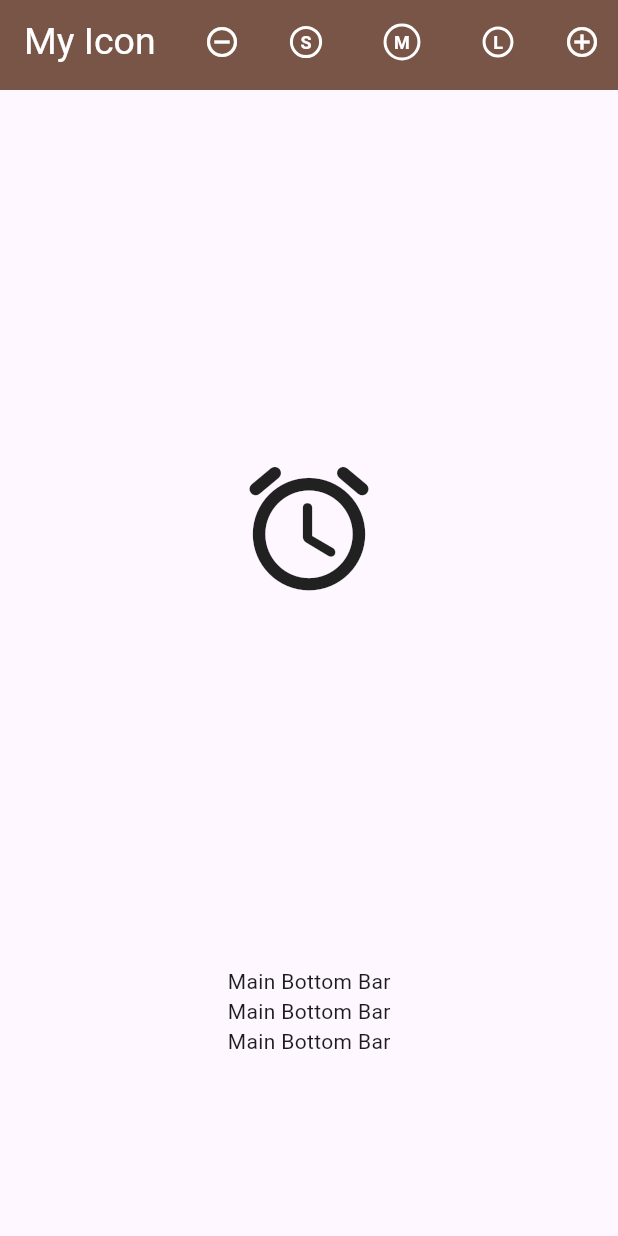
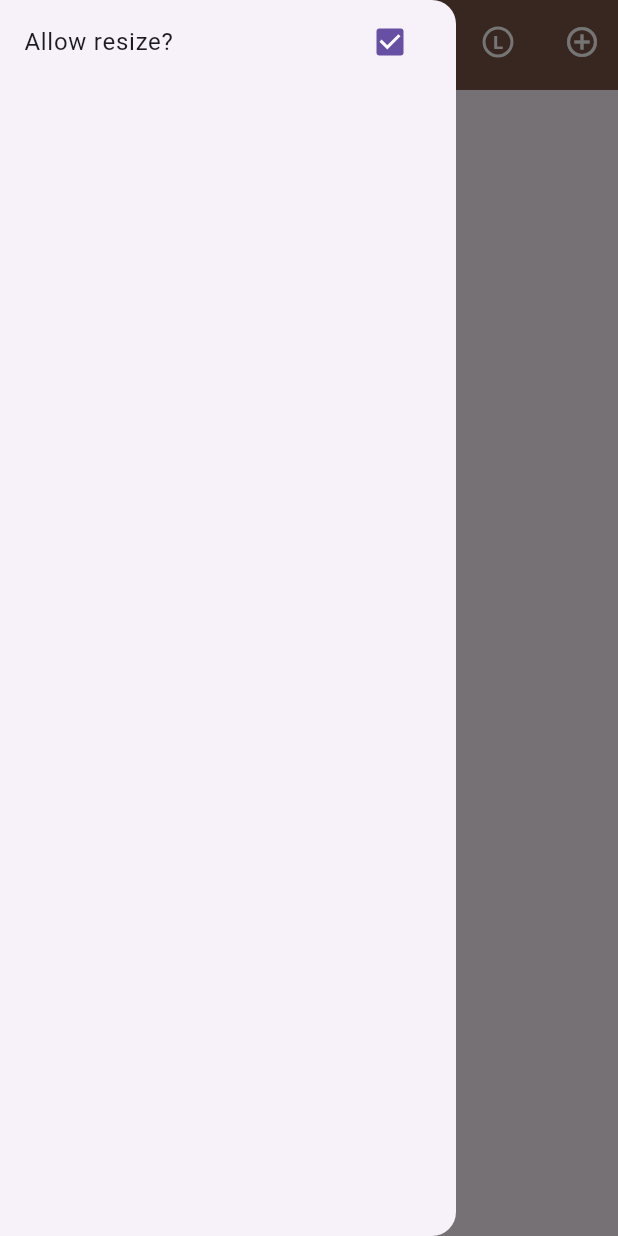
Before and after one commit to TanSinyi/TanSinyi-mobile_exercise2_s01, a Flutter app: the screen it shows after launch, with the side drawer open (before the commit the screen has no drawer), on a phone screen of 412 x 824 dp. Run offline on Flutter 3.47's test engine with Material 3 defaults, Android fonts, the phone set to English and light mode, and no system bars.

Commit message:
update drawer for appbar   driver: Tan Sin Yi   navigator: Goh Zi Qin

```diff
--- a/lib/main_appbar.dart
+++ b/lib/main_appbar.dart
@@ -23,6 +23,12 @@ class MainAppBar extends StatelessWidget implements PreferredSizeWidget {
   Widget build(BuildContext context) {
     return AppBar(
       backgroundColor: Colors.brown,
+      leading: IconButton(
+          icon: const Icon(Icons.menu),
+          color: Colors.white,
+          onPressed: () {
+            Scaffold.of(context).openDrawer();
+          }),
       title: const Text('My Icon',
           style: TextStyle(fontSize: 25.0, color: Colors.white)),
       actions: [
--- a/lib/main_screen.dart
+++ b/lib/main_screen.dart
@@ -64,6 +64,20 @@ class _MainScreenState extends State<MainScreen> {
           largeSize: _largeSize,
           allowResize: allowResize,
         ),
+        drawer: Drawer(
+            child: ListView(
+          padding: EdgeInsets.zero,
+          children: [
+            CheckboxListTile(
+                title: const Text('Allow resize?'),
+                value: allowResize,
+                onChanged: (bool? value) {
+                  setState(() {
+                    allowResize = value!;
+                  });
+                })
+          ],
+        )),
         body: MainBody(
           iconSize: _iconSize,
         ),
```
